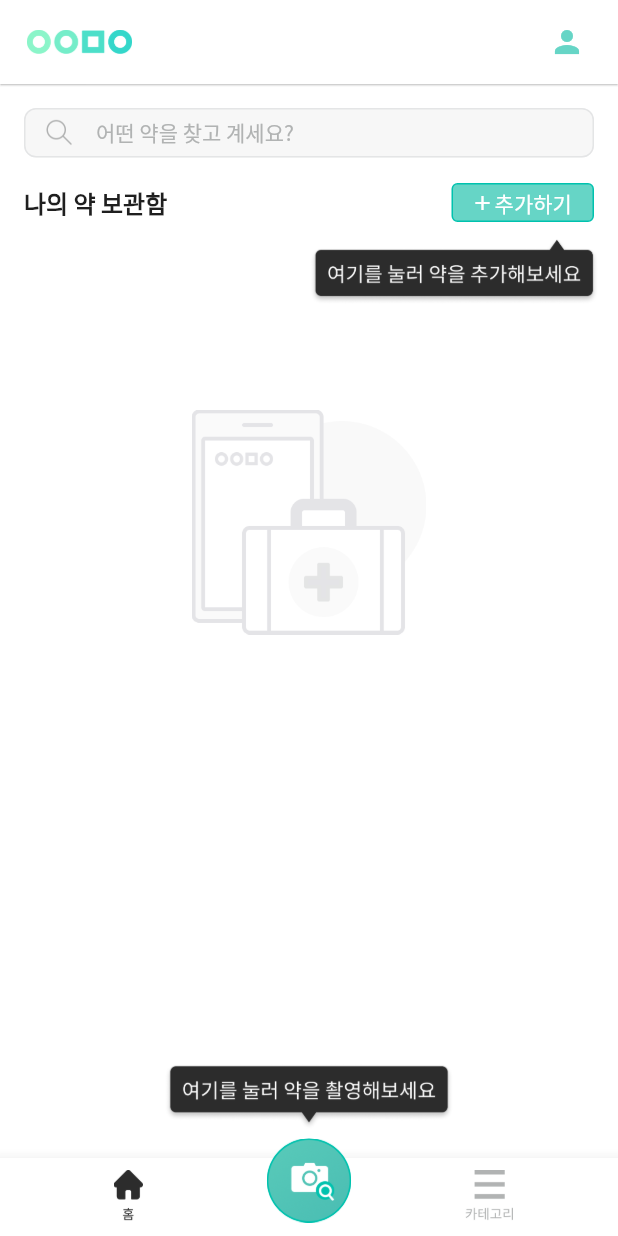
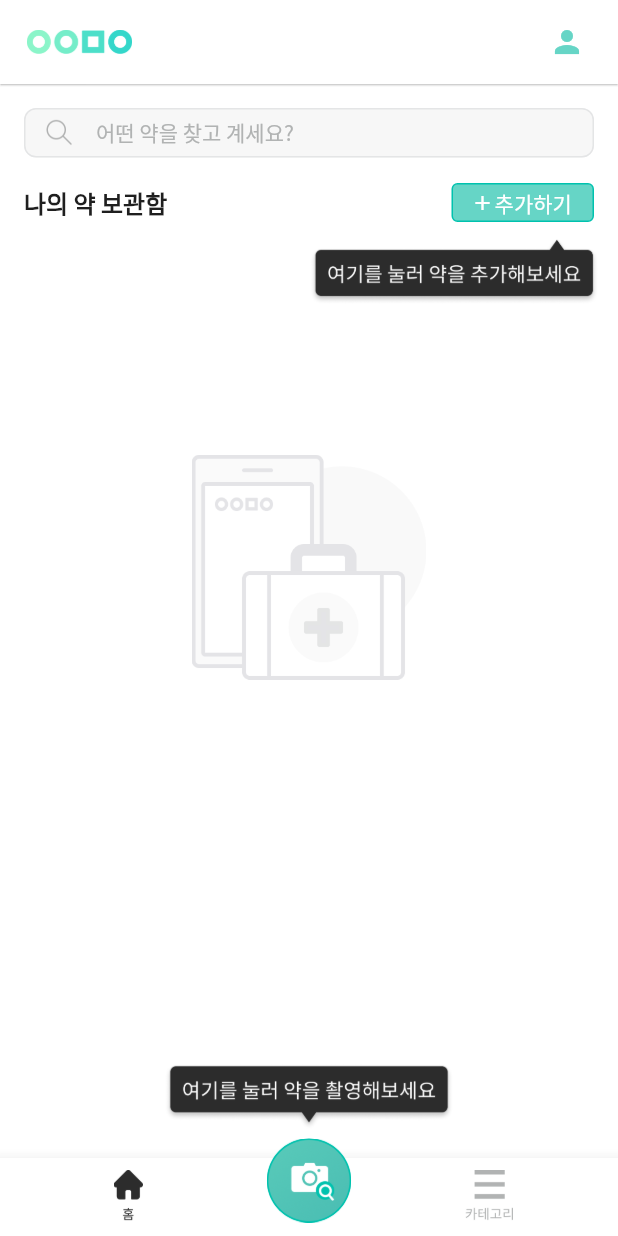
Before and after one commit to Semodrug/semo_ver2, a Flutter app: the screen it shows once a user with an empty profile is signed in, on a phone screen of 412 x 824 dp. Run offline on Flutter 3.47's test engine with Material 2 defaults, Android fonts, the phone set to English and light mode, and no system bars; our stand-ins replace camera, carousel_slider, cloud_firestore, firebase_auth, firebase_core, firebase_storage and 7 more; missing offline and left inert: camera_platform_interface, dynamic_text_highlighting, firebase_ml_vision, flutter_facebook_auth, tflite; accounts and stored records are empty.

Commit message:
Fix overflow error

```diff
--- a/lib/home/home.dart
+++ b/lib/home/home.dart
@@ -159,8 +159,7 @@ class _HomePageState extends State<HomePage> {
         ),
         Divider(height: 3, thickness: 0.5, indent: 1, endIndent: 0),
         Expanded(
-          child:
-              ListView.builder(
+          child: ListView.builder(
             padding: EdgeInsets.zero,
             shrinkWrap: true,
             physics: const ClampingScrollPhysics(),
@@ -215,7 +214,6 @@ class _HomePageState extends State<HomePage> {
     DateTime rightNowTime = DateTime.parse(dateNowWithT);
 
     final difference = expirationTime.difference(rightNowTime).inDays;
-
 
     //사용기한 7일 남음
     if (difference < 8 && difference > -1) {
@@ -1102,16 +1100,17 @@ class _HomePageState extends State<HomePage> {
                       ),
                     ),
                   ),
-                  SizedBox(width: 8,),
+                  SizedBox(
+                    width: 8,
+                  ),
                   Container(
-
                     height: 20,
                     width: 55,
-                    child: Center(child: Text("Beta",
-                        style: Theme.of(context).textTheme.bodyText1.copyWith(
-                          color: primary600_bold_text,
-                        fontSize: 13)),),
-
+                    child: Center(
+                      child: Text("Beta",
+                          style: Theme.of(context).textTheme.bodyText1.copyWith(
+                              color: primary600_bold_text, fontSize: 13)),
+                    ),
                     decoration: BoxDecoration(
                       borderRadius: BorderRadius.circular(4),
                       color: gray50,
@@ -1495,6 +1494,113 @@ class _HomePageState extends State<HomePage> {
   }
 
   Widget _noDrugPage() {
+    return Stack(
+      alignment: Alignment.center,
+      children: [
+        Column(children: [
+          SearchBar(),
+          Container(
+            height: 45,
+            margin: EdgeInsets.only(left: 16, top: 0, bottom: 8, right: 16),
+            child: Padding(
+              padding: const EdgeInsets.only(top: 15.0),
+              child: Container(
+                child: Row(
+                  children: <Widget>[
+                    Text('나의 약 보관함',
+                        style: Theme.of(context)
+                            .textTheme
+                            .headline4
+                            .copyWith(color: gray800)),
+                    SizedBox(width: 8),
+                    // theme 추가
+                    Spacer(),
+                    InkWell(
+                      onTap: () {
+                        showModalBottomSheet(
+                            backgroundColor: Colors.transparent,
+                            context: context,
+                            builder: (BuildContext context) {
+                              return _popUpAddDrug(context);
+                            });
+                      },
+                      child: Container(
+                          padding:
+                              EdgeInsets.symmetric(horizontal: 8, vertical: 2),
+                          width: 95,
+                          height: 26,
+                          decoration: BoxDecoration(
+                            border: Border.all(color: primary400_line),
+                            color: primary300_main,
+                            borderRadius: BorderRadius.circular(4.0),
+                          ),
+                          child: Row(
+                            mainAxisAlignment: MainAxisAlignment.center,
+                            children: [
+                              Icon(Icons.add, color: gray0_white, size: 16),
+                              Text(
+                                '추가하기',
+                                style: Theme.of(context)
+                                    .textTheme
+                                    .subtitle1
+                                    .copyWith(color: gray0_white),
+                              ),
+                              SizedBox(width: 2)
+                            ],
+                          )),
+                    ),
+                  ],
+                ),
+              ),
+            ),
+          ),
+          SizedBox(
+            height: 70,
+          ),
+          Spacer(),
+        ]),
+        Positioned(
+          top: 102, //118-16
+          right: 0,
+          child: Container(
+            margin: EdgeInsets.only(right: 13),
+            padding: EdgeInsets.zero,
+            child: Row(
+              mainAxisAlignment: MainAxisAlignment.end,
+              children: [
+                SizedBox(
+                    height: 45,
+                    child:
+                        Image(image: AssetImage('assets/images/msg_box.png'))),
+              ],
+            ),
+          ),
+        ),
+        Positioned(
+          top: MediaQuery.of(context).size.height * 0.30, //194, //210-16 //
+          child: Column(
+            children: [
+              SizedBox(
+                  height: 150,
+                  child: Image(
+                      image:
+                          AssetImage('assets/images/background_nothing.png'))),
+            ],
+          ),
+        ),
+        Positioned(
+          bottom: 18,
+          child: Container(
+              child: SizedBox(
+                  height: 45,
+                  child: Image(
+                      image: AssetImage('assets/images/bottom_msg_box.png')))),
+        ),
+      ],
+    );
+  }
+  /*
+  Widget _noDrugPage() {
     return Column(children: [
       SearchBar(),
       Container(
@@ -1515,7 +1621,7 @@ class _HomePageState extends State<HomePage> {
                 Spacer(),
                 InkWell(
                   onTap: () {
-                      showModalBottomSheet(
+                    showModalBottomSheet(
                         backgroundColor: Colors.transparent,
                         context: context,
                         builder: (BuildContext context) {
@@ -1563,14 +1669,18 @@ class _HomePageState extends State<HomePage> {
           ],
         ),
       ),
-      SizedBox(height: 70,),
+      SizedBox(
+        height: 70,
+      ),
       Container(
         child: Center(
           child: Column(
             children: [
               SizedBox(
                   height: 150,
-                  child: Image(image: AssetImage('assets/images/background_nothing.png'))),
+                  child: Image(
+                      image:
+                          AssetImage('assets/images/background_nothing.png'))),
             ],
           ),
         ),
@@ -1578,13 +1688,14 @@ class _HomePageState extends State<HomePage> {
       Spacer(),
       Container(
           child: Padding(
-            padding: const EdgeInsets.only(bottom: 18.0),
-            child: SizedBox(
-                height: 45,
-                child: Image(image: AssetImage('assets/images/bottom_msg_box.png'))),
-          )),
+        padding: const EdgeInsets.only(bottom: 18.0),
+        child: SizedBox(
+            height: 45,
+            child:
+                Image(image: AssetImage('assets/images/bottom_msg_box.png'))),
+      )),
     ]);
-  }
+  } */
 }
 
 class SearchBar extends StatelessWidget {
```
